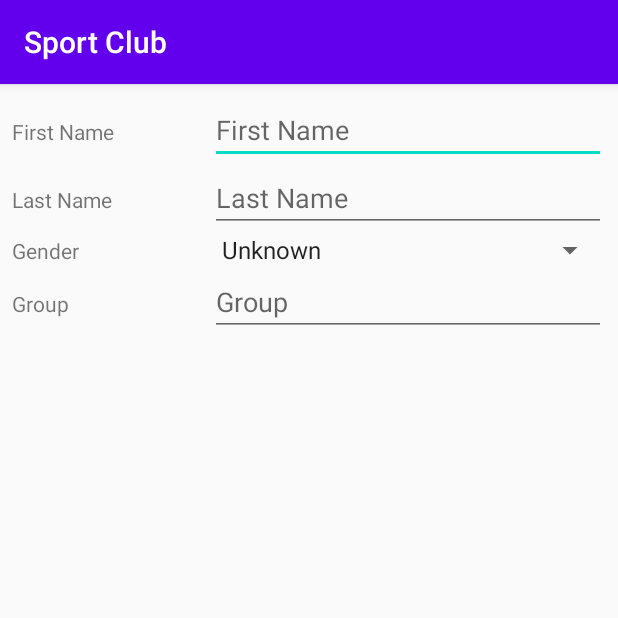
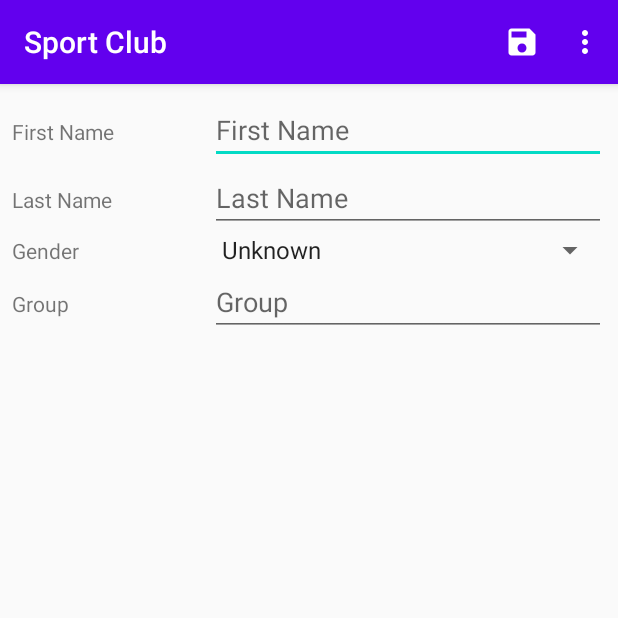
Before and after one commit to Kholkins/sport-club, an Android app: the AddMemberActivity screen opened directly, with no data from a screen before it, on a phone screen of 412 x 824 dp, the top half of it. Run offline under Robolectric (Android 15) with nearby library versions, the phone set to English and light mode, and no system bars.

Commit message:
Edit member menu

```diff
--- a/app/src/main/java/com/example/sportclub/AddMemberActivity.java
+++ b/app/src/main/java/com/example/sportclub/AddMemberActivity.java
@@ -4,6 +4,7 @@ import androidx.appcompat.app.AppCompatActivity;
 
 import android.os.Bundle;
 import android.text.TextUtils;
+import android.view.Menu;
 import android.view.View;
 import android.widget.AdapterView;
 import android.widget.ArrayAdapter;
@@ -54,4 +55,10 @@ public class AddMemberActivity extends AppCompatActivity {
             }
         });
     }
+
+    @Override
+    public boolean onCreateOptionsMenu(Menu menu) {
+        getMenuInflater().inflate(R.menu.edit_member_menu,menu);
+        return true;
+    }
 }
--- /dev/null
+++ b/app/src/main/res/drawable/ic_delete_forever_24dp.xml
@@ -0,0 +1,5 @@
+<vector android:height="24dp" android:tint="#FFFFFF"
+    android:viewportHeight="24.0" android:viewportWidth="24.0"
+    android:width="24dp" xmlns:android="http://schemas.android.com/apk/res/android">
+    <path android:fillColor="#FF000000" android:pathData="M6,19c0,1.1 0.9,2 2,2h8c1.1,0 2,-0.9 2,-2L18,7L6,7v12zM8.46,11.88l1.41,-1.41L12,12.59l2.12,-2.12 1.41,1.41L13.41,14l2.12,2.12 -1.41,1.41L12,15.41l-2.12,2.12 -1.41,-1.41L10.59,14l-2.13,-2.12zM15.5,4l-1,-1h-5l-1,1L5,4v2h14L19,4z"/>
+</vector>
--- /dev/null
+++ b/app/src/main/res/drawable/ic_save_24dp.xml
@@ -0,0 +1,5 @@
+<vector android:height="24dp" android:tint="#FFFFFF"
+    android:viewportHeight="24.0" android:viewportWidth="24.0"
+    android:width="24dp" xmlns:android="http://schemas.android.com/apk/res/android">
+    <path android:fillColor="#FF000000" android:pathData="M17,3L5,3c-1.11,0 -2,0.9 -2,2v14c0,1.1 0.89,2 2,2h14c1.1,0 2,-0.9 2,-2L21,7l-4,-4zM12,19c-1.66,0 -3,-1.34 -3,-3s1.34,-3 3,-3 3,1.34 3,3 -1.34,3 -3,3zM15,9L5,9L5,5h10v4z"/>
+</vector>
--- a/app/src/main/res/menu/edit_member_menu.xml
+++ b/app/src/main/res/menu/edit_member_menu.xml
@@ -1,4 +1,17 @@
 <?xml version="1.0" encoding="utf-8"?>
-<menu xmlns:android="http://schemas.android.com/apk/res/android">
+<menu xmlns:android="http://schemas.android.com/apk/res/android"
+    xmlns:app="http://schemas.android.com/apk/res-auto">
+<item
+    android:id="@+id/save_member"
+    android:title="Save Member"
+    android:icon="@drawable/ic_save_24dp"
+    app:showAsAction="always"
+    />
+<item
+    android:id="@+id/delete_member"
+    android:title="Delete Member"
+    android:icon="@drawable/ic_delete_forever_24dp"
+    app:showAsAction="never"
+    />
 
 </menu>
```
